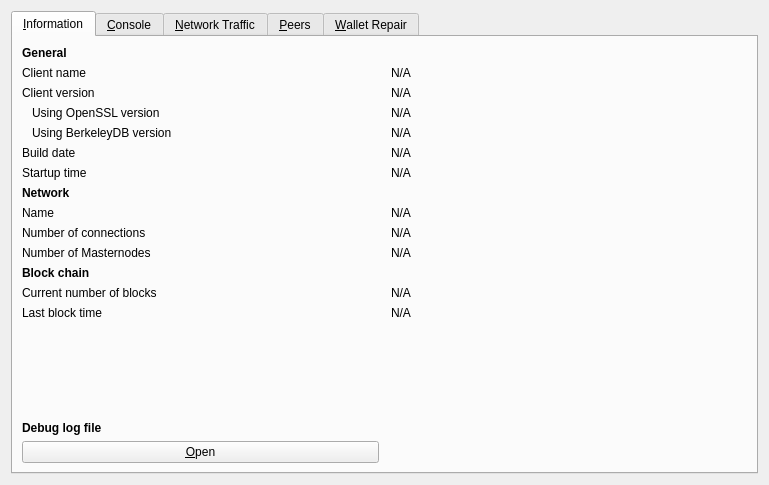
Qt form src/qt/forms/rpcconsole.ui (SparkBaseHub/SparkbaseToken) before a commit.
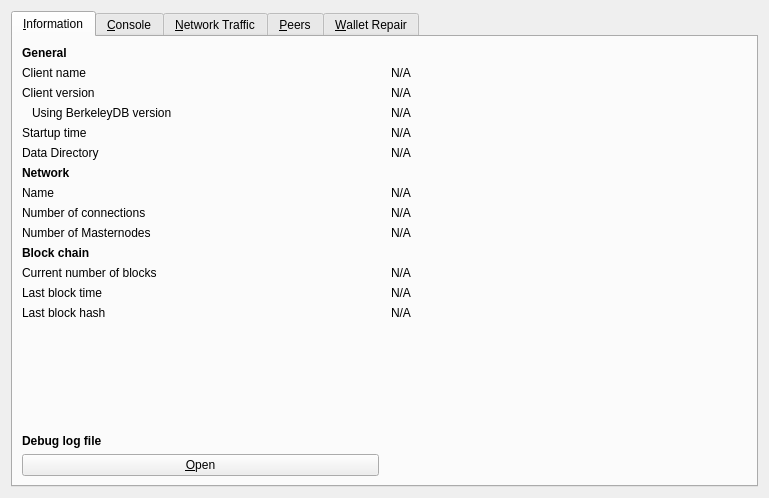
The same form after that commit. The open tabs and pages were chosen to show the change. Icons and pictures are not drawn. Custom widgets are drawn as their Qt base class.

Diff of the .ui file:
```diff
--- a/src/qt/forms/rpcconsole.ui
+++ b/src/qt/forms/rpcconsole.ui
@@ -7,7 +7,7 @@
     <x>0</x>
     <y>0</y>
     <width>769</width>
-    <height>485</height>
+    <height>498</height>
    </rect>
   </property>
   <property name="windowTitle">
@@ -87,32 +87,6 @@
         </widget>
        </item>
        <item row="3" column="0">
-        <widget class="QLabel" name="openSSLVersionLabel">
-         <property name="text">
-          <string>Using OpenSSL version</string>
-         </property>
-         <property name="indent">
-          <number>10</number>
-         </property>
-        </widget>
-       </item>
-       <item row="3" column="1">
-        <widget class="QLabel" name="openSSLVersion">
-         <property name="cursor">
-          <cursorShape>IBeamCursor</cursorShape>
-         </property>
-         <property name="text">
-          <string>N/A</string>
-         </property>
-         <property name="textFormat">
-          <enum>Qt::PlainText</enum>
-         </property>
-         <property name="textInteractionFlags">
-          <set>Qt::LinksAccessibleByMouse|Qt::TextSelectableByKeyboard|Qt::TextSelectableByMouse</set>
-         </property>
-        </widget>
-       </item>
-       <item row="4" column="0">
         <widget class="QLabel" name="berkeleyDBVersionLabel">
          <property name="text">
           <string>Using BerkeleyDB version</string>
@@ -122,7 +96,7 @@
          </property>
         </widget>
        </item>
-       <item row="4" column="1">
+       <item row="3" column="1">
         <widget class="QLabel" name="berkeleyDBVersion">
          <property name="cursor">
           <cursorShape>IBeamCursor</cursorShape>
@@ -138,37 +112,14 @@
          </property>
         </widget>
        </item>
-       <item row="5" column="0">
-        <widget class="QLabel" name="buildDateLabel">
-         <property name="text">
-          <string>Build date</string>
-         </property>
-        </widget>
-       </item>
-       <item row="5" column="1">
-        <widget class="QLabel" name="buildDate">
-         <property name="cursor">
-          <cursorShape>IBeamCursor</cursorShape>
-         </property>
-         <property name="text">
-          <string>N/A</string>
-         </property>
-         <property name="textFormat">
-          <enum>Qt::PlainText</enum>
-         </property>
-         <property name="textInteractionFlags">
-          <set>Qt::LinksAccessibleByMouse|Qt::TextSelectableByKeyboard|Qt::TextSelectableByMouse</set>
-         </property>
-        </widget>
-       </item>
-       <item row="6" column="0">
+       <item row="4" column="0">
         <widget class="QLabel" name="startupTimeLabel">
          <property name="text">
           <string>Startup time</string>
          </property>
         </widget>
        </item>
-       <item row="6" column="1">
+       <item row="4" column="1">
         <widget class="QLabel" name="startupTime">
          <property name="cursor">
           <cursorShape>IBeamCursor</cursorShape>
@@ -184,7 +135,21 @@
          </property>
         </widget>
        </item>
-       <item row="7" column="0">
+       <item row="5" column="0">
+        <widget class="QLabel" name="dataDirLabel">
+         <property name="text">
+          <string>Data Directory</string>
+         </property>
+        </widget>
+       </item>
+       <item row="5" column="1">
+        <widget class="QLabel" name="dataDir">
+         <property name="text">
+          <string>N/A</string>
+         </property>
+        </widget>
+       </item>
+       <item row="6" column="0">
         <widget class="QLabel" name="networkHeader">
          <property name="font">
           <font>
@@ -197,14 +162,14 @@
          </property>
         </widget>
        </item>
-       <item row="8" column="0">
+       <item row="7" column="0">
         <widget class="QLabel" name="networkNameLabel">
          <property name="text">
           <string>Name</string>
          </property>
         </widget>
        </item>
-       <item row="8" column="1">
+       <item row="7" column="1">
         <widget class="QLabel" name="networkName">
          <property name="cursor">
           <cursorShape>IBeamCursor</cursorShape>
@@ -220,14 +185,14 @@
          </property>
         </widget>
        </item>
-       <item row="9" column="0">
+       <item row="8" column="0">
         <widget class="QLabel" name="numberOfConnectionsLabel">
          <property name="text">
           <string>Number of connections</string>
          </property>
         </widget>
        </item>
-       <item row="9" column="1">
+       <item row="8" column="1">
         <widget class="QLabel" name="numberOfConnections">
          <property name="cursor">
           <cursorShape>IBeamCursor</cursorShape>
@@ -243,14 +208,14 @@
          </property>
         </widget>
        </item>
-       <item row="10" column="0">
+       <item row="9" column="0">
         <widget class="QLabel" name="masternodeCountLabel">
          <property name="text">
           <string>Number of Masternodes</string>
          </property>
         </widget>
        </item>
-       <item row="10" column="1">
+       <item row="9" column="1">
         <widget class="QLabel" name="masternodeCount">
          <property name="cursor">
           <cursorShape>IBeamCursor</cursorShape>
@@ -266,7 +231,7 @@
          </property>
         </widget>
        </item>
-       <item row="11" column="0">
+       <item row="10" column="0">
         <widget class="QLabel" name="blockchainHeader">
          <property name="font">
           <font>
@@ -279,14 +244,14 @@
          </property>
         </widget>
        </item>
-       <item row="12" column="0">
+       <item row="11" column="0">
         <widget class="QLabel" name="numberOfBlocksLabel">
          <property name="text">
           <string>Current number of blocks</string>
          </property>
         </widget>
        </item>
-       <item row="12" column="1">
+       <item row="11" column="1">
         <widget class="QLabel" name="numberOfBlocks">
          <property name="cursor">
           <cursorShape>IBeamCursor</cursorShape>
@@ -302,14 +267,14 @@
          </property>
         </widget>
        </item>
-       <item row="13" column="0">
+       <item row="12" column="0">
         <widget class="QLabel" name="lastBlockTimeLabel">
          <property name="text">
           <string>Last block time</string>
          </property>
         </widget>
        </item>
-       <item row="13" column="1">
+       <item row="12" column="1">
         <widget class="QLabel" name="lastBlockTime">
          <property name="cursor">
           <cursorShape>IBeamCursor</cursorShape>
@@ -325,6 +290,20 @@
          </property>
         </widget>
        </item>
+       <item row="13" column="0">
+        <widget class="QLabel" name="lastBlockHashLabel">
+         <property name="text">
+          <string>Last block hash</string>
+         </property>
+        </widget>
+       </item>
+       <item row="13" column="1">
+        <widget class="QLabel" name="lastBlockHash">
+         <property name="text">
+          <string>N/A</string>
+         </property>
+        </widget>
+       </item>
        <item row="14" column="0">
         <spacer name="verticalSpacer_2">
          <property name="orientation">
```
Left out of the diff: 139 changed lines with no effect on the pictures.
